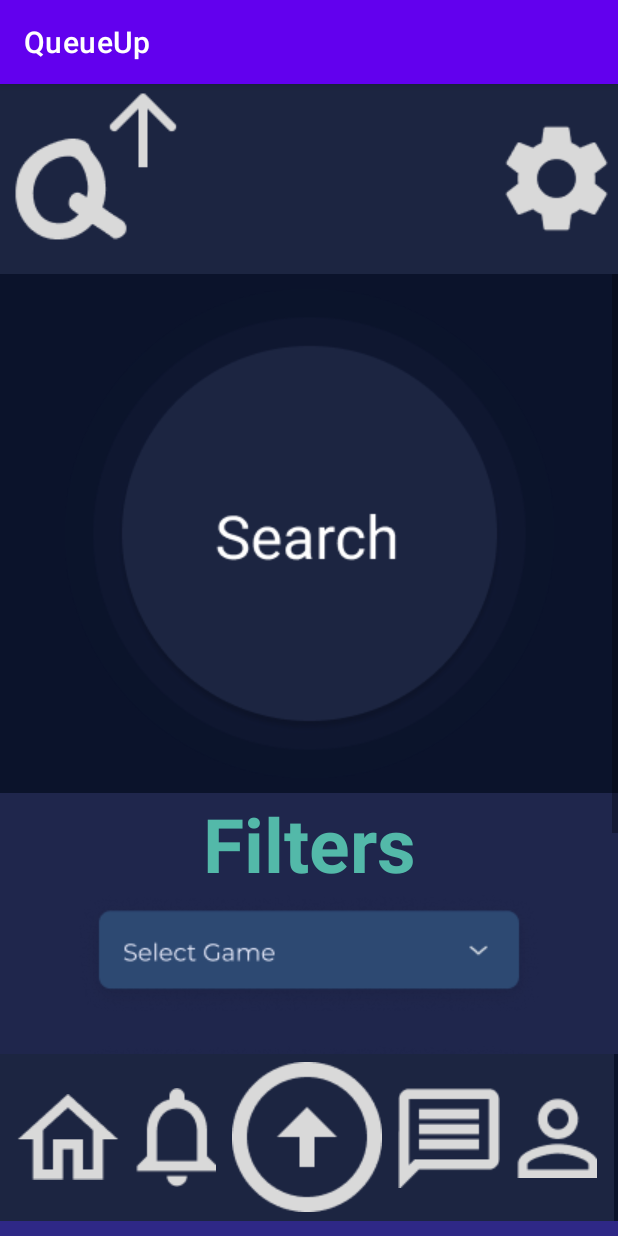
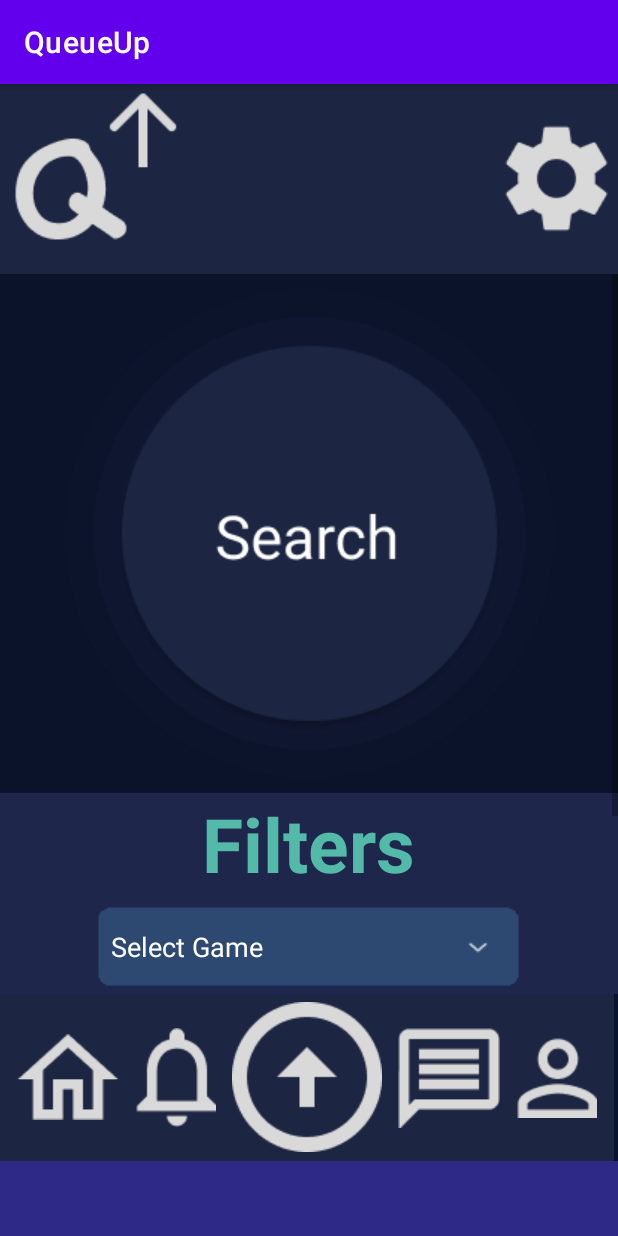
Before and after one commit to bathchair/queue-up, an Android app: the SearchActivity screen opened directly, with no data from a screen before it, on a phone screen of 412 x 824 dp. Run offline under Robolectric (Android 15) with nearby library versions, the phone set to English and light mode, and no system bars.

Commit message:
completed Search Task

```diff
--- a/app/src/main/java/com/example/queueup/SearchActivity.java
+++ b/app/src/main/java/com/example/queueup/SearchActivity.java
@@ -3,9 +3,11 @@ import android.annotation.SuppressLint;
 import android.content.Context;
 import android.content.Intent;
 import android.os.Bundle;
+import android.view.MotionEvent;
 import android.view.View;
 import android.widget.ImageButton;
 import android.widget.Spinner;
+import android.widget.SeekBar;
 import android.widget.ArrayAdapter;
 import androidx.appcompat.app.AppCompatActivity;
 
@@ -20,60 +22,83 @@ public class SearchActivity extends AppCompatActivity {
 
         // Circular Search Button
         ImageButton searchBtn = findViewById(R.id.search_btn);
-        searchBtn.setOnClickListener(new View.OnClickListener() {
-            public void onClick(View V) {
+        searchBtn.setOnClickListener(V -> {
             Intent intent = new Intent(context, SearchResultActivity.class);
             startActivity(intent);
+        });
+
+        // Filter Buttons
+        Spinner gameSpinner = findViewById(R.id.game_spinner);
+        ArrayAdapter<CharSequence> gameAdapter = ArrayAdapter.createFromResource(this,
+                R.array.game_dropdown, R.layout.spinner);
+        gameSpinner.setSelection(0);
+        gameSpinner.setAdapter(gameAdapter);
+        gameSpinner.setOnTouchListener(new View.OnTouchListener() {
+            public boolean onTouch(View v, MotionEvent e) {
+                if (e.getAction() == MotionEvent.ACTION_UP) {
+                    gameAdapter.setDropDownViewResource(android.R.layout.simple_spinner_item);
+                    gameSpinner.setAdapter(gameAdapter);
+                }
+                return false;
             }
         });
 
-        // Filter Buttons
-        ImageButton selectGame = findViewById(R.id.select_game_btn);
-        Spinner gameSpinner = findViewById(R.id.game_spinner);
-        ArrayAdapter<CharSequence> gameAdapter = ArrayAdapter.createFromResource(this,
-                R.array.game_dropdown, android.R.layout.simple_spinner_item);
-        selectGame.setOnClickListener(new View.OnClickListener() {
-            public void onClick(View V) { // TODO
-                gameAdapter.setDropDownViewResource(android.R.layout.simple_spinner_item);
-                gameSpinner.setAdapter(gameAdapter);
+        Spinner rankSpinner = findViewById(R.id.rank_spinner);
+        ArrayAdapter<CharSequence> rankAdapter = ArrayAdapter.createFromResource(this,
+                R.array.rank_dropdown, R.layout.spinner);
+        rankSpinner.setSelection(0);
+        rankSpinner.setAdapter(rankAdapter);
+        rankSpinner.setOnTouchListener(new View.OnTouchListener() {
+            public boolean onTouch(View v, MotionEvent e) {
+                if (e.getAction() == MotionEvent.ACTION_UP) {
+                    rankAdapter.setDropDownViewResource(android.R.layout.simple_spinner_item);
+                    rankSpinner.setAdapter(rankAdapter);
+                }
+                return false;
             }
         });
 
-        ImageButton selectRank = findViewById(R.id.select_rank_btn);
-        Spinner rankSpinner = findViewById(R.id.rank_spinner);
-        ArrayAdapter<CharSequence> rankAdapter = ArrayAdapter.createFromResource(this,
-                R.array.rank_dropdown, android.R.layout.simple_spinner_item);
-        selectRank.setOnClickListener(new View.OnClickListener() {
-            public void onClick(View V) { // TODO
-                rankAdapter.setDropDownViewResource(android.R.layout.simple_spinner_item);
-                rankSpinner.setAdapter(rankAdapter);
+        // Location & Age SeekBars
+        SeekBar locationSeek = (SeekBar) findViewById(R.id.locationSeekBar);
+        locationSeek.setOnSeekBarChangeListener(new SeekBar.OnSeekBarChangeListener() {
+            int currRange = locationSeek.getProgress();
+            public void onProgressChanged(SeekBar s, int p, boolean fromUser) {
+                currRange = p;
             }
+            public void onStartTrackingTouch(SeekBar seekBar) {}
+
+            public void onStopTrackingTouch(SeekBar seekBar) {}
+        });
+
+        SeekBar ageSeek = (SeekBar) findViewById(R.id.ageSeekBar);
+        ageSeek.setOnSeekBarChangeListener(new SeekBar.OnSeekBarChangeListener() {
+            int currRange = ageSeek.getProgress();
+            public void onProgressChanged(SeekBar s, int p, boolean fromUser) {
+                currRange = p;
+            }
+            public void onStartTrackingTouch(SeekBar seekBar) {}
+
+            public void onStopTrackingTouch(SeekBar seekBar) {}
         });
 
         // Navigation Bar Buttons
         ImageButton homeButton = findViewById(R.id.homeButton);
-        homeButton.setOnClickListener(new View.OnClickListener() {
-            public void onClick(View v) {
+        homeButton.setOnClickListener(v -> {
             Intent intent = new Intent(context, MainActivity.class);
             startActivity(intent);
-            }
         });
 
         ImageButton resultButton = findViewById(R.id.notificationButton);
-        resultButton.setOnClickListener(new View.OnClickListener() {
-            public void onClick(View v) {
-                // TODO
-            }
+        resultButton.setOnClickListener(v -> {
+            // TODO: notification button
         });
 
         // TODO: chat button
 
         ImageButton profileButton = findViewById(R.id.profileButton);
-        profileButton.setOnClickListener(new View.OnClickListener() {
-            public void onClick(View v) {
+        profileButton.setOnClickListener(v -> {
             Intent intent = new Intent(context, ProfileActivity.class);
             startActivity(intent);
-            }
         });
     }
 }
--- a/app/src/main/res/layout/search_page.xml
+++ b/app/src/main/res/layout/search_page.xml
@@ -5,7 +5,7 @@
     android:layout_width="match_parent"
     android:layout_height="match_parent"
     android:background="#2E2886"
-    android:paddingBottom="10dp">
+    android:paddingBottom="50dp">
 
     <RelativeLayout
         android:id="@+id/searchScreen"
@@ -93,38 +93,33 @@
                     </TableRow>
 
                     <TableRow
-                        android:id="@+id/GameDropdown"
+                        android:id="@+id/GameSpinner"
                         android:layout_width="match_parent"
                         android:layout_height="match_parent"
                         android:gravity="center">
-
-                        <ImageButton
-                            android:id="@+id/select_game_btn"
+                        <Spinner
+                            android:id="@+id/game_spinner"
                             android:layout_width="match_parent"
-                            android:layout_height="87dp"
-                            android:adjustViewBounds="false"
-                            android:background="#00FFFFFF"
-                            android:baselineAlignBottom="false"
+                            android:layout_height="wrap_content"
+                            android:background="@drawable/select_btn_bg"
                             android:contentDescription="@string/select_game"
-                            android:scaleType="matrix"
-                            app:srcCompat="@drawable/select_game" />
+                            android:spinnerMode="dropdown" />
                     </TableRow>
 
                     <TableRow
-                        android:id="@+id/RankDropdown"
+                        android:id="@+id/RankSpinner"
                         android:layout_width="match_parent"
                         android:layout_height="match_parent"
-                        android:gravity="center">
+                        android:gravity="center"
+                        android:paddingBottom="5dp">
 
-                        <ImageButton
-                            android:id="@+id/select_rank_btn"
+                        <Spinner
+                            android:id="@+id/rank_spinner"
                             android:layout_width="match_parent"
-                            android:layout_height="98dp"
-                            android:background="#00FFFFFF"
+                            android:layout_height="wrap_content"
+                            android:background="@drawable/select_btn_bg"
                             android:contentDescription="@string/select_rank"
-                            android:scaleType="matrix"
-                            app:srcCompat="@drawable/select_rank"
-                            tools:ignore="ImageContrastCheck" />
+                            android:spinnerMode="dropdown" />
                     </TableRow>
 
                     <TableRow
@@ -149,9 +144,10 @@
                         android:gravity="center">
 
                         <SeekBar
-                            android:id="@+id/ageSeekBar"
+                            android:id="@+id/locationSeekBar"
                             android:layout_width="match_parent"
                             android:layout_height="wrap_content"
+                            android:max="500"
                             android:paddingBottom="5dp" />
                     </TableRow>
 
@@ -177,25 +173,15 @@
                         android:gravity="center">
 
                         <SeekBar
-                            android:id="@+id/locationSeekBar"
+                            android:id="@+id/ageSeekBar"
                             android:layout_width="match_parent"
                             android:layout_height="wrap_content"
+                            android:max="100"
                             android:paddingBottom="5dp"
                             android:progressTint="#009688" />
                     </TableRow>
 
                 </TableLayout>
-
-                <Spinner
-                    android:id="@+id/game_spinner"
-                    android:spinnerMode="dropdown"
-                    android:layout_width="match_parent"
-                    android:layout_height="wrap_content" />
-
-                <Spinner
-                    android:id="@+id/rank_spinner"
-                    android:layout_width="match_parent"
-                    android:layout_height="wrap_content" />
 
             </LinearLayout>
         </ScrollView>
--- /dev/null
+++ b/app/src/main/res/layout/spinner.xml
@@ -0,0 +1,10 @@
+<?xml version="1.0" encoding="utf-8"?>
+
+<TextView
+    xmlns:android="http://schemas.android.com/apk/res/android"
+    android:layout_width="match_parent"
+    android:layout_height="wrap_content"
+    android:textSize="18sp"
+    android:textColor="#FFFFFF"
+    android:paddingLeft="15dp"
+    />
--- a/app/src/main/res/values/arrays.xml
+++ b/app/src/main/res/values/arrays.xml
@@ -6,6 +6,7 @@
         <item><string name="valorant">Valorant</string></item>
     </array>
     <string-array name="game_dropdown">
+        <item>Select Game</item>
         <item>Apex Legends</item>
         <item>Fortnite</item>
         <item>League of Legends</item>
@@ -14,6 +15,7 @@
         <item>Valorant</item>
     </string-array>
     <string-array name="rank_dropdown">
+        <item>Select Rank</item>
         <item>Iron</item>
         <item>Bronze</item>
         <item>Silver</item>
```
Also changed, not shown: app/src/main/res/drawable-v24/imageedit_2_3535561953.gif (added), app/src/main/res/drawable-v24/select_btn_bg.gif (added), app/src/main/res/drawable-v24/select_game.png, app/src/main/res/drawable-v24/select_rank.png, app/src/main/res/select_btn_bg/select_filter_button.gif (added). Lines whose indentation alone changed are shown as unchanged.
